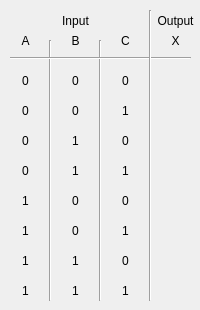
Old version of the form Application/Logic_Gate_Simulator/Dialogs/widget_tripleinputtruthtable.ui in the repository ElliotHarding/Logic-Gate-Simulator.
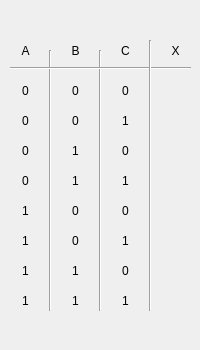
New version of the form.

Diff of the .ui file:
```diff
--- a/Application/Logic_Gate_Simulator/Dialogs/widget_tripleinputtruthtable.ui
+++ b/Application/Logic_Gate_Simulator/Dialogs/widget_tripleinputtruthtable.ui
@@ -7,7 +7,7 @@
     <x>0</x>
     <y>0</y>
     <width>200</width>
-    <height>310</height>
+    <height>350</height>
    </rect>
   </property>
   <property name="windowTitle">
@@ -17,7 +17,7 @@
    <property name="geometry">
     <rect>
      <x>10</x>
-     <y>250</y>
+     <y>260</y>
      <width>31</width>
      <height>21</height>
     </rect>
@@ -29,27 +29,11 @@
     <set>Qt::AlignCenter</set>
    </property>
   </widget>
-  <widget class="QLabel" name="label_3">
-   <property name="geometry">
-    <rect>
-     <x>10</x>
-     <y>10</y>
-     <width>131</width>
-     <height>21</height>
-    </rect>
-   </property>
-   <property name="text">
-    <string>Input</string>
-   </property>
-   <property name="alignment">
-    <set>Qt::AlignCenter</set>
-   </property>
-  </widget>
   <widget class="Line" name="line_2">
    <property name="geometry">
     <rect>
      <x>40</x>
-     <y>40</y>
+     <y>50</y>
      <width>20</width>
      <height>261</height>
     </rect>
@@ -62,7 +46,7 @@
    <property name="geometry">
     <rect>
      <x>60</x>
-     <y>100</y>
+     <y>110</y>
      <width>31</width>
      <height>21</height>
     </rect>
@@ -74,27 +58,11 @@
     <set>Qt::AlignCenter</set>
    </property>
   </widget>
-  <widget class="QLabel" name="label_13">
-   <property name="geometry">
-    <rect>
-     <x>150</x>
-     <y>10</y>
-     <width>51</width>
-     <height>21</height>
-    </rect>
-   </property>
-   <property name="text">
-    <string>Output</string>
-   </property>
-   <property name="alignment">
-    <set>Qt::AlignCenter</set>
-   </property>
-  </widget>
   <widget class="QLabel" name="label_10">
    <property name="geometry">
     <rect>
      <x>60</x>
-     <y>130</y>
+     <y>140</y>
      <width>31</width>
      <height>21</height>
     </rect>
@@ -110,7 +78,7 @@
    <property name="geometry">
     <rect>
      <x>10</x>
-     <y>70</y>
+     <y>80</y>
      <width>31</width>
      <height>21</height>
     </rect>
@@ -126,7 +94,7 @@
    <property name="geometry">
     <rect>
      <x>90</x>
-     <y>40</y>
+     <y>50</y>
      <width>20</width>
      <height>261</height>
     </rect>
@@ -139,7 +107,7 @@
    <property name="geometry">
     <rect>
      <x>60</x>
-     <y>30</y>
+     <y>40</y>
      <width>31</width>
      <height>21</height>
     </rect>
@@ -155,7 +123,7 @@
    <property name="geometry">
     <rect>
      <x>10</x>
-     <y>50</y>
+     <y>60</y>
      <width>181</width>
      <height>16</height>
     </rect>
@@ -168,7 +136,7 @@
    <property name="geometry">
     <rect>
      <x>10</x>
-     <y>30</y>
+     <y>40</y>
      <width>31</width>
      <height>21</height>
     </rect>
@@ -184,7 +152,7 @@
    <property name="geometry">
     <rect>
      <x>10</x>
-     <y>130</y>
+     <y>140</y>
      <width>31</width>
      <height>21</height>
     </rect>
@@ -200,7 +168,7 @@
    <property name="geometry">
     <rect>
      <x>60</x>
-     <y>190</y>
+     <y>200</y>
      <width>31</width>
      <height>21</height>
     </rect>
@@ -216,7 +184,7 @@
    <property name="geometry">
     <rect>
      <x>60</x>
-     <y>70</y>
+     <y>80</y>
      <width>31</width>
      <height>21</height>
     </rect>
@@ -232,7 +200,7 @@
    <property name="geometry">
     <rect>
      <x>160</x>
-     <y>30</y>
+     <y>40</y>
      <width>31</width>
      <height>21</height>
     </rect>
@@ -248,7 +216,7 @@
    <property name="geometry">
     <rect>
      <x>110</x>
-     <y>30</y>
+     <y>40</y>
      <width>31</width>
      <height>21</height>
     </rect>
@@ -264,7 +232,7 @@
    <property name="geometry">
     <rect>
      <x>110</x>
-     <y>70</y>
+     <y>80</y>
      <width>31</width>
      <height>21</height>
     </rect>
@@ -280,7 +248,7 @@
    <property name="geometry">
     <rect>
      <x>110</x>
-     <y>130</y>
+     <y>140</y>
      <width>31</width>
      <height>21</height>
     </rect>
@@ -296,7 +264,7 @@
    <property name="geometry">
     <rect>
      <x>110</x>
-     <y>160</y>
+     <y>170</y>
      <width>31</width>
      <height>21</height>
     </rect>
@@ -312,7 +280,7 @@
    <property name="geometry">
     <rect>
      <x>110</x>
-     <y>280</y>
+     <y>290</y>
      <width>31</width>
      <height>21</height>
     </rect>
@@ -328,7 +296,7 @@
    <property name="geometry">
     <rect>
      <x>110</x>
-     <y>220</y>
+     <y>230</y>
      <width>31</width>
      <height>21</height>
     </rect>
@@ -344,7 +312,7 @@
    <property name="geometry">
     <rect>
      <x>10</x>
-     <y>220</y>
+     <y>230</y>
      <width>31</width>
      <height>21</height>
     </rect>
@@ -360,7 +328,7 @@
    <property name="geometry">
     <rect>
      <x>60</x>
-     <y>160</y>
+     <y>170</y>
      <width>31</width>
      <height>21</height>
     </rect>
@@ -376,7 +344,7 @@
    <property name="geometry">
     <rect>
      <x>60</x>
-     <y>220</y>
+     <y>230</y>
      <width>31</width>
      <height>21</height>
     </rect>
@@ -392,9 +360,9 @@
    <property name="geometry">
     <rect>
      <x>140</x>
-     <y>10</y>
+     <y>40</y>
      <width>20</width>
-     <height>291</height>
+     <height>271</height>
     </rect>
    </property>
    <property name="orientation">
@@ -405,7 +373,7 @@
    <property name="geometry">
     <rect>
      <x>110</x>
-     <y>250</y>
+     <y>260</y>
      <width>31</width>
      <height>21</height>
     </rect>
@@ -421,7 +389,7 @@
    <property name="geometry">
     <rect>
      <x>110</x>
-     <y>190</y>
+     <y>200</y>
      <width>31</width>
      <height>21</height>
     </rect>
@@ -437,7 +405,7 @@
    <property name="geometry">
     <rect>
      <x>10</x>
-     <y>100</y>
+     <y>110</y>
      <width>31</width>
      <height>21</height>
     </rect>
@@ -453,7 +421,7 @@
    <property name="geometry">
     <rect>
      <x>10</x>
-     <y>160</y>
+     <y>170</y>
      <width>31</width>
      <height>21</height>
     </rect>
@@ -469,7 +437,7 @@
    <property name="geometry">
     <rect>
      <x>10</x>
-     <y>190</y>
+     <y>200</y>
      <width>31</width>
      <height>21</height>
     </rect>
@@ -485,7 +453,7 @@
    <property name="geometry">
     <rect>
      <x>10</x>
-     <y>280</y>
+     <y>290</y>
      <width>31</width>
      <height>21</height>
     </rect>
@@ -501,7 +469,7 @@
    <property name="geometry">
     <rect>
      <x>60</x>
-     <y>250</y>
+     <y>260</y>
      <width>31</width>
      <height>21</height>
     </rect>
@@ -517,7 +485,7 @@
    <property name="geometry">
     <rect>
      <x>60</x>
-     <y>280</y>
+     <y>290</y>
      <width>31</width>
      <height>21</height>
     </rect>
@@ -533,7 +501,7 @@
    <property name="geometry">
     <rect>
      <x>110</x>
-     <y>100</y>
+     <y>110</y>
      <width>31</width>
      <height>21</height>
     </rect>
```
